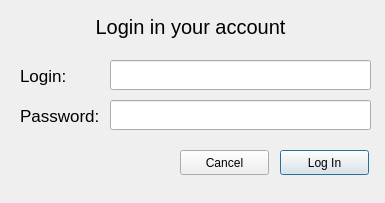
Above: ui/dialog.ui from xcrsx/windscribe_gui before the change. Below: the same form after it.
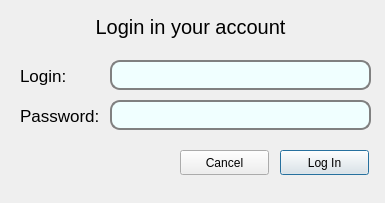
That is the form after the change.

Patch:
```diff
--- a/ui/dialog.ui
+++ b/ui/dialog.ui
@@ -16,6 +16,15 @@
   <property name="windowTitle">
    <string>Dialog</string>
   </property>
+  <property name="styleSheet">
+   <string notr="true">QLineEdit {
+    border: 2px solid gray;
+    border-radius: 10px;
+    padding: 0 8px;
+    background: azure;
+    selection-background-color: darkgray;
+}</string>
+  </property>
   <widget class="QPushButton" name="cancelButton">
    <property name="geometry">
     <rect>
@@ -90,6 +99,9 @@
      <height>30</height>
     </rect>
    </property>
+   <property name="styleSheet">
+    <string notr="true"/>
+   </property>
   </widget>
   <widget class="QLineEdit" name="passwordLine">
    <property name="geometry">
```
